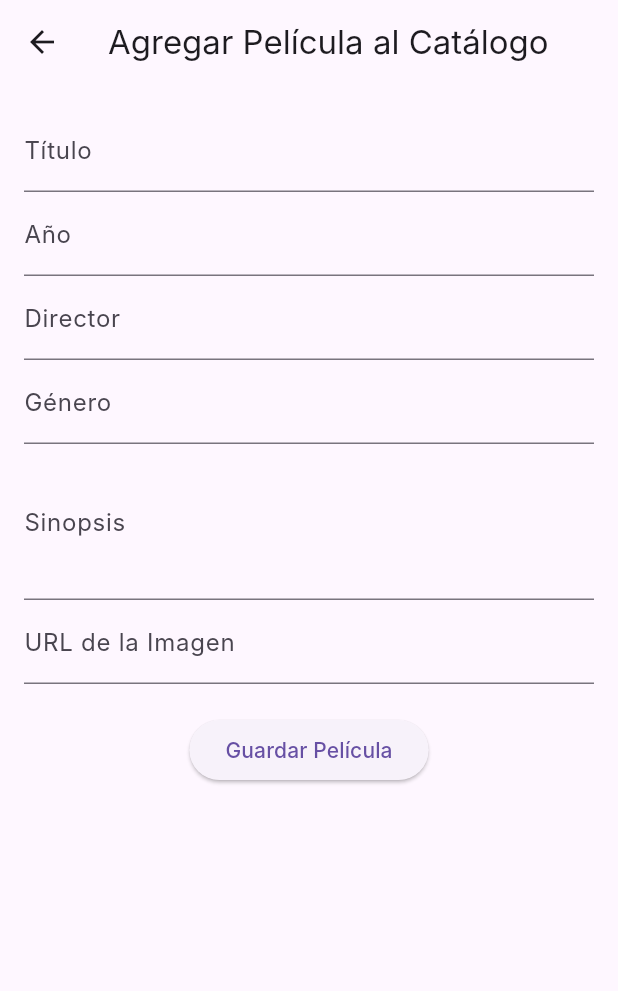
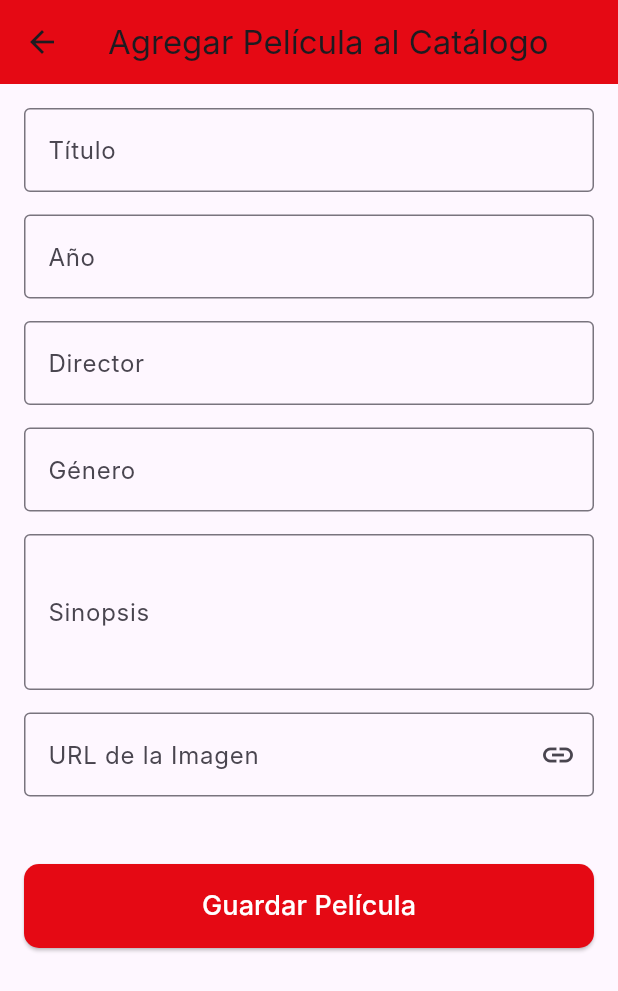
Before and after one commit to TanyaTec/LDSW_3.4_utilizacion_de_widgets, a Flutter app: the AddMovieScreen screen opened directly, on a phone screen of 412 x 824 dp. Shown: the top 991 px of the screen. Run offline on Flutter 3.47's test engine with Material 3 defaults, Android fonts, the phone set to English and light mode, and no system bars; our stand-ins replace cloud_firestore, firebase_core; accounts and stored records are empty; Roboto replaces fonts that are missing (Inter).

Commit message:
Integración de la Lógica HTTP en add_movie_screen.dart

```diff
--- a/lib/add_movie_screen.dart
+++ b/lib/add_movie_screen.dart
@@ -1,7 +1,10 @@
 import 'package:flutter/material.dart';
 import 'package:cloud_firestore/cloud_firestore.dart';
+import 'package:http/http.dart' as http;
+import 'package:url_launcher/url_launcher.dart';
 
 class AddMovieScreen extends StatefulWidget {
+  // El constructor ya no necesita 'const' ya que es un StateFulWidget
   @override
   _AddMovieScreenState createState() => _AddMovieScreenState();
 }
@@ -13,11 +16,12 @@ class _AddMovieScreenState extends State<AddMovieScreen> {
   final _directorController = TextEditingController();
   final _genreController = TextEditingController();
   final _synopsisController = TextEditingController();
-  final _imageUrlController = TextEditingController(); // Controlador para la URL de la imagen
+  final _imageUrlController = TextEditingController();
+
+  bool _isLoading = false; // Estado de carga para la validación HTTP
 
   @override
   void dispose() {
-    // Limpia los controladores cuando el widget se desecha
     _titleController.dispose();
     _yearController.dispose();
     _directorController.dispose();
@@ -27,106 +31,158 @@ class _AddMovieScreenState extends State<AddMovieScreen> {
     super.dispose();
   }
 
-  void _addMovie() {
-    // Valida el formulario antes de enviar
+  // FUNCIÓN PARA LA PETICIÓN HTTP: Valida si la URL de la imagen es accesible
+  Future<bool> _validateImageUrl(String url) async {
+    try {
+      // Usamos http.head() para solo obtener las cabeceras (más rápido que GET)
+      final response = await http.head(Uri.parse(url)).timeout(const Duration(seconds: 5));
+      // Si el código es 200 (OK) o 300-399 (Redirección), consideramos la URL válida
+      return response.statusCode >= 200 && response.statusCode < 400;
+    } catch (e) {
+      // Si hay un error de conexión, DNS, o timeout, la URL es inaccesible
+      print('Error de validación HTTP: $e');
+      return false;
+    }
+  }
+
+  void _addMovie() async {
     if (_formKey.currentState!.validate()) {
-      // Agrega la película a la colección 'movies' en Firestore
-      FirebaseFirestore.instance.collection('movies').add({
+      setState(() {
+        _isLoading = true; // Activa el indicador de carga
+      });
+
+      final imageUrl = _imageUrlController.text;
+
+      // 1. Ejecutar la validación HTTP
+      final isValid = await _validateImageUrl(imageUrl);
+
+      setState(() {
+        _isLoading = false; // Desactiva el indicador de carga
+      });
+
+      if (!isValid) {
+        // Muestra un error si la URL no es válida
+        ScaffoldMessenger.of(context).showSnackBar(
+          const SnackBar(
+            content: Text('Error: La URL de la imagen no es válida o es inaccesible.'),
+            backgroundColor: Colors.red,
+          ),
+        );
+        return; // Detiene la función si la URL es mala
+      }
+
+      // 2. Si es válida, guardar en Firestore
+      try {
+        await FirebaseFirestore.instance.collection('movies').add({
           'title': _titleController.text,
-        'year': int.tryParse(_yearController.text), // Convierte el año a número
+          'year': int.tryParse(_yearController.text),
           'director': _directorController.text,
           'genre': _genreController.text,
           'synopsis': _synopsisController.text,
-        'imageUrl': _imageUrlController.text, // Guarda la URL de la imagen
+          'imageUrl': imageUrl,
+          'createdAt': FieldValue.serverTimestamp(), // Marca de tiempo
         });
+
+        // Muestra un mensaje de éxito
+        ScaffoldMessenger.of(context).showSnackBar(
+          const SnackBar(
+            content: Text('Película guardada exitosamente en Firebase.'),
+            backgroundColor: Colors.green,
+          ),
+        );
+
         // Regresa a la pantalla anterior
         Navigator.pop(context);
+
+      } catch (e) {
+        // Manejo de errores de Firebase
+        ScaffoldMessenger.of(context).showSnackBar(
+          SnackBar(
+            content: Text('Error al guardar en Firebase: $e'),
+            backgroundColor: Colors.red,
+          ),
+        );
       }
+    }
+  }
+
+  // Widget para construir los campos de texto
+  Widget _buildTextField(TextEditingController controller, String labelText, {TextInputType keyboardType = TextInputType.text, int maxLines = 1, bool isRequired = true}) {
+    return Padding(
+      padding: const EdgeInsets.only(bottom: 15.0),
+      child: TextFormField(
+        controller: controller,
+        keyboardType: keyboardType,
+        maxLines: maxLines,
+        decoration: InputDecoration(
+          labelText: labelText,
+          border: const OutlineInputBorder(),
+          // Icono si es el campo de imagen
+          suffixIcon: labelText == 'URL de la Imagen'
+              ? IconButton(
+                  icon: const Icon(Icons.link),
+                  onPressed: () async {
+                    final url = Uri.parse(controller.text);
+                    if (await canLaunchUrl(url)) {
+                      await launchUrl(url); // Abre la URL en el navegador
+                    } else {
+                       ScaffoldMessenger.of(context).showSnackBar(
+                          const SnackBar(content: Text('No se puede abrir la URL, verifica el formato.'), backgroundColor: Colors.orange)
+                       );
+                    }
+                  },
+                )
+              : null,
+        ),
+        validator: (value) {
+          if (isRequired && (value == null || value.isEmpty)) {
+            return 'Por favor ingresa ${labelText.toLowerCase()}';
+          }
+          if (labelText == 'Año' && value != null && int.tryParse(value) == null) {
+            return 'Debe ser un número de año válido';
+          }
+          return null;
+        },
+      ),
+    );
   }
 
   @override
   Widget build(BuildContext context) {
     return Scaffold(
       appBar: AppBar(
-        title: Text('Agregar Película al Catálogo'),
+        title: const Text('Agregar Película al Catálogo'),
+        backgroundColor: const Color(0xFFE50914),
       ),
       body: Padding(
         padding: const EdgeInsets.all(16.0),
-        // Usamos un SingleChildScrollView para evitar que el teclado tape los campos
         child: SingleChildScrollView(
           child: Form(
             key: _formKey,
             child: Column(
+              crossAxisAlignment: CrossAxisAlignment.stretch,
               children: [
-                TextFormField(
-                  controller: _titleController,
-                  decoration: InputDecoration(labelText: 'Título'),
-                  validator: (value) {
-                    if (value == null || value.isEmpty) {
-                      return 'Por favor ingresa un título';
-                    }
-                    return null;
-                  },
+                _buildTextField(_titleController, 'Título'),
+                _buildTextField(_yearController, 'Año', keyboardType: TextInputType.number),
+                _buildTextField(_directorController, 'Director'),
+                _buildTextField(_genreController, 'Género'),
+                _buildTextField(_synopsisController, 'Sinopsis', maxLines: 3),
+                // Campo clave para la validación HTTP
+                _buildTextField(_imageUrlController, 'URL de la Imagen'),
+
+                const SizedBox(height: 30),
+
+                // Muestra el indicador de carga o el botón
+                _isLoading
+                    ? const Center(child: CircularProgressIndicator(color: Color(0xFFE50914)))
+                    : ElevatedButton(
+                        onPressed: _addMovie,
+                        style: ElevatedButton.styleFrom(
+                          backgroundColor: const Color(0xFFE50914),
+                          padding: const EdgeInsets.symmetric(vertical: 15),
+                          shape: RoundedRectangleBorder(borderRadius: BorderRadius.circular(10)),
                         ),
-                TextFormField(
-                  controller: _yearController,
-                  decoration: InputDecoration(labelText: 'Año'),
-                  keyboardType: TextInputType.number,
-                  validator: (value) {
-                    if (value == null || value.isEmpty) {
-                      return 'Por favor ingresa un año';
-                    }
-                    if (int.tryParse(value) == null) {
-                      return 'Por favor ingresa un año válido';
-                    }
-                    return null;
-                  },
-                ),
-                TextFormField(
-                  controller: _directorController,
-                  decoration: InputDecoration(labelText: 'Director'),
-                  validator: (value) {
-                    if (value == null || value.isEmpty) {
-                      return 'Por favor ingresa un director';
-                    }
-                    return null;
-                  },
-                ),
-                TextFormField(
-                  controller: _genreController,
-                  decoration: InputDecoration(labelText: 'Género'),
-                   validator: (value) {
-                    if (value == null || value.isEmpty) {
-                      return 'Por favor ingresa un género';
-                    }
-                    return null;
-                  },
-                ),
-                TextFormField(
-                  controller: _synopsisController,
-                  decoration: InputDecoration(labelText: 'Sinopsis'),
-                  maxLines: 3, // Permite escribir más texto para la sinopsis
-                   validator: (value) {
-                    if (value == null || value.isEmpty) {
-                      return 'Por favor ingresa la sinopsis';
-                    }
-                    return null;
-                  },
-                ),
-                TextFormField(
-                  controller: _imageUrlController,
-                  decoration: InputDecoration(labelText: 'URL de la Imagen'),
-                   validator: (value) {
-                    if (value == null || value.isEmpty) {
-                      return 'Por favor ingresa la URL de la imagen';
-                    }
-                    return null;
-                  },
-                ),
-                SizedBox(height: 20),
-                ElevatedButton(
-                  onPressed: _addMovie,
-                  child: Text('Guardar Película'),
+                        child: const Text('Guardar Película', style: TextStyle(color: Colors.white, fontSize: 18)),
                       ),
               ],
             ),
--- a/pubspec.yaml
+++ b/pubspec.yaml
@@ -38,6 +38,7 @@ dependencies:
   firebase_core: ^2.31.0
   firebase_auth: ^4.19.5
   cloud_firestore: ^4.17.5
+  url_launcher: ^6.3.0 # <-- para abrir URLs de prueba en el navegador
 
 dev_dependencies:
   flutter_test:
```
Also changed, not shown: pubspec.lock, 5 other files. Lines whose indentation alone changed are shown as unchanged.
